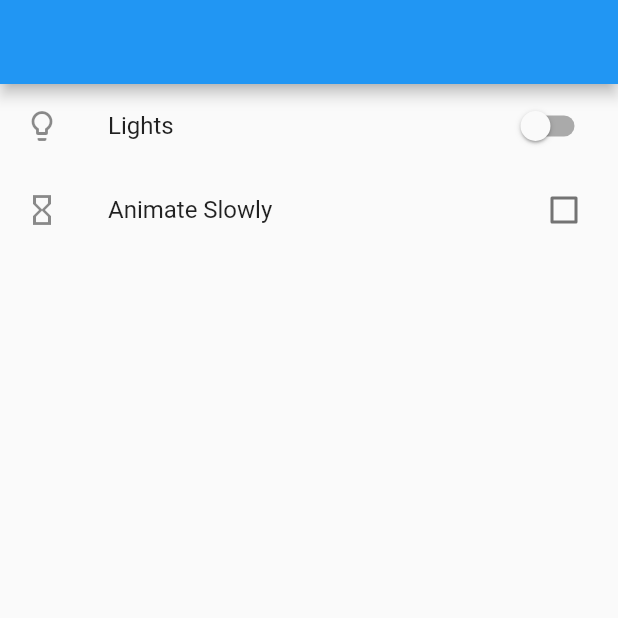
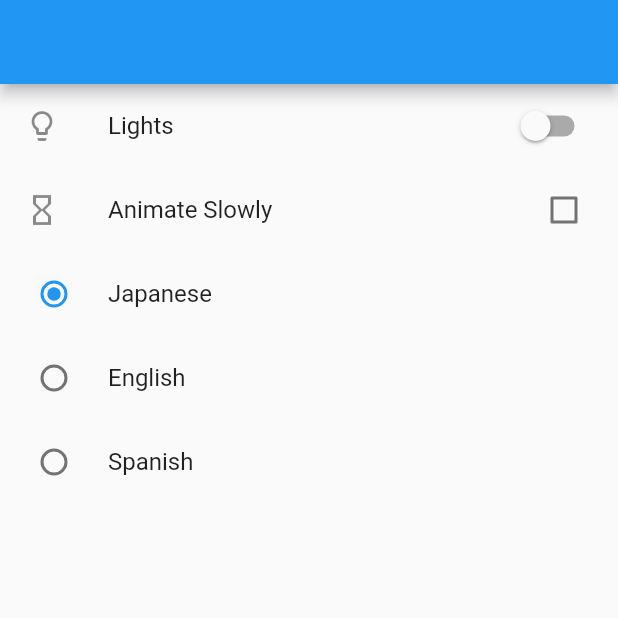
Before and after one commit to linnefromice/flutter_widgets_catalog, a Flutter app: the screen it shows after launch, on a phone screen of 412 x 824 dp, the top half of it. Run offline on Flutter 3.47's test engine with Material 2 defaults, Android fonts, the phone set to English and light mode, and no system bars.

Commit message:
use RadioListTile

```diff
--- a/lib/screens/list_tile_screen.dart
+++ b/lib/screens/list_tile_screen.dart
@@ -8,6 +8,7 @@ class ListTileScreen extends StatefulWidget {
 class _State extends State<ListTileScreen> {
   bool _lights = false;
   bool _slowly = false;
+  String _language = "Japanese";
 
   @override
   Widget build(BuildContext context) {
@@ -34,7 +35,37 @@ class _State extends State<ListTileScreen> {
                 _slowly = value;
               });
             },
-          )
+          ),
+          RadioListTile(
+            title: Text("Japanese"),
+            value: "Japanese",
+            groupValue: _language,
+            onChanged: (String value) {
+              setState(() {
+                _language = value;
+              });
+            },
+          ),
+          RadioListTile(
+            title: Text("English"),
+            value: "English",
+            groupValue: _language,
+            onChanged: (String value) {
+              setState(() {
+                _language = value;
+              });
+            },
+          ),
+          RadioListTile(
+            title: Text("Spanish"),
+            value: "Spanish",
+            groupValue: _language,
+            onChanged: (String value) {
+              setState(() {
+                _language = value;
+              });
+            },
+          ),
         ],
       ),
     );
```
